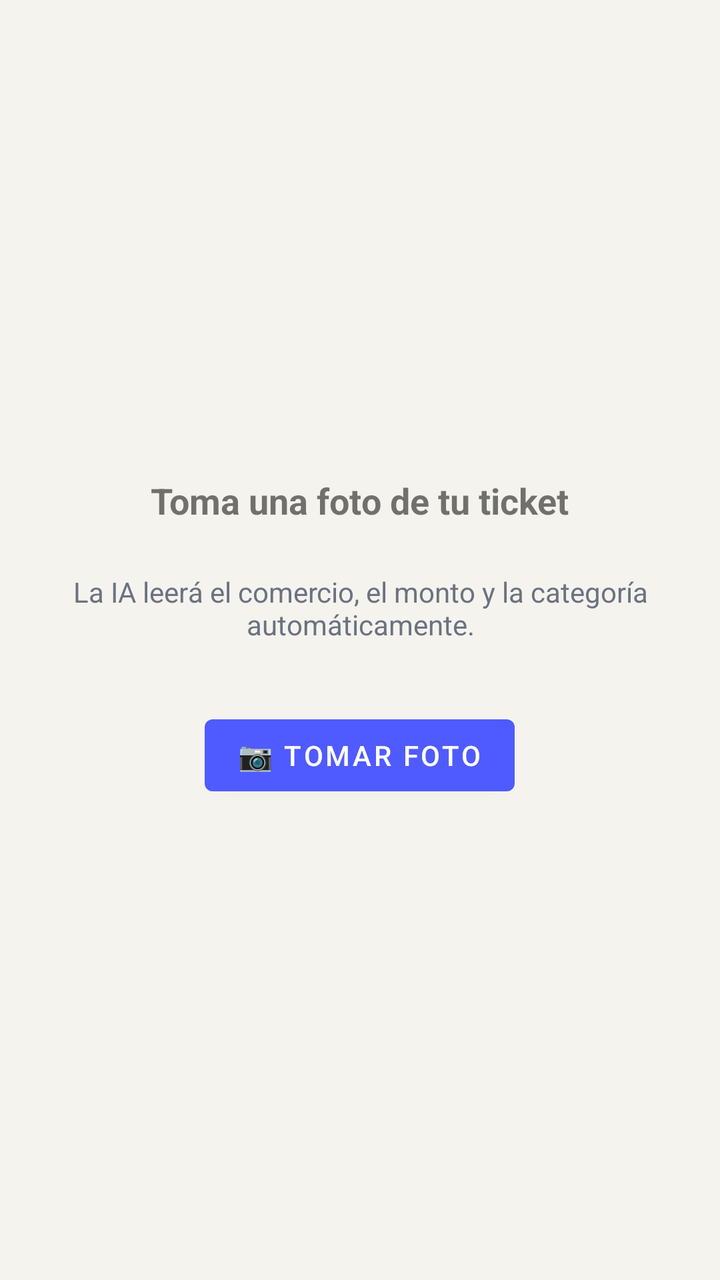
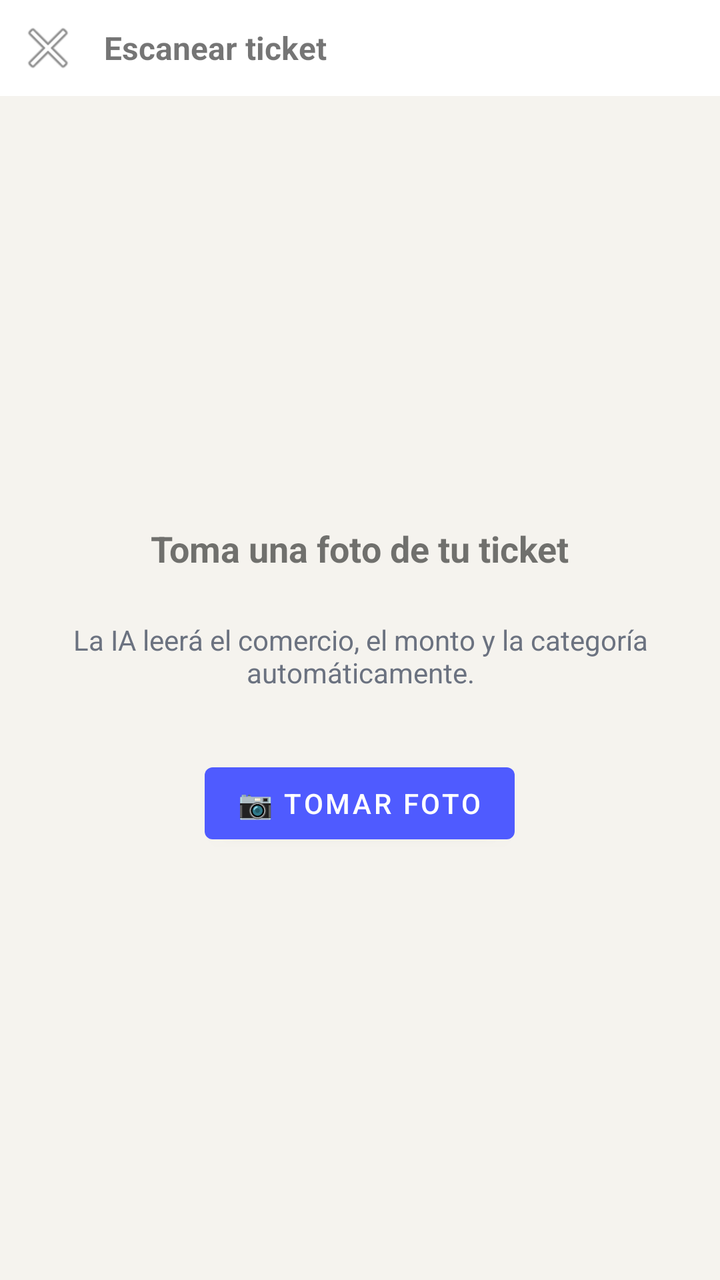

Before-and-after screenshots of an Android layout around one commit, followed by the original layout XML and the change that was made.
<!-- AndroidManifest.xml: application theme Theme.FinAI -->
<!-- res/layout/activity_camera.xml -->
<?xml version="1.0" encoding="utf-8"?>
<LinearLayout xmlns:android="http://schemas.android.com/apk/res/android"
    android:layout_width="match_parent" android:layout_height="match_parent"
    android:orientation="vertical" android:gravity="center"
    android:background="@color/bg" android:padding="24dp">

    <TextView
        android:text="Toma una foto de tu ticket"
        android:textStyle="bold" android:textSize="18sp"
        android:layout_width="wrap_content" android:layout_height="wrap_content"
        android:layout_marginBottom="24dp"/>

    <TextView
        android:text="La IA leerá el comercio, el monto y la categoría automáticamente."
        android:textColor="@color/text_secondary"
        android:gravity="center"
        android:layout_width="wrap_content" android:layout_height="wrap_content"
        android:layout_marginBottom="32dp"/>

    <Button
        android:id="@+id/btnFoto"
        android:text="📷 Tomar foto"
        android:layout_width="wrap_content" android:layout_height="wrap_content"/>
</LinearLayout>
<!-- resources referenced by this layout -->
<resources>
  <color name="bg">#F5F3EE</color>
  <color name="text_secondary">#6B7280</color>
  <style name="Theme.FinAI" parent="Theme.MaterialComponents.DayNight.NoActionBar">
          <item name="colorPrimary">@color/primary</item>
          <item name="colorPrimaryVariant">@color/primary</item>
          <item name="android:statusBarColor">@color/primary</item>
      </style>
  <color name="primary">#4F5BFF</color>
</resources>

<!-- the commit's change to res/layout/activity_camera.xml (unified diff, before → after) -->
@@ -1,24 +1,47 @@
-<?xml version="1.0" encoding="utf-8"?>
 <LinearLayout xmlns:android="http://schemas.android.com/apk/res/android"
     android:layout_width="match_parent" android:layout_height="match_parent"
-    android:orientation="vertical" android:gravity="center"
-    android:background="@color/bg" android:padding="24dp">
+    android:orientation="vertical" android:background="@color/bg"
+    android:fitsSystemWindows="true">
 
-    <TextView
-        android:text="Toma una foto de tu ticket"
-        android:textStyle="bold" android:textSize="18sp"
-        android:layout_width="wrap_content" android:layout_height="wrap_content"
-        android:layout_marginBottom="24dp"/>
+    <LinearLayout
+        android:layout_width="match_parent" android:layout_height="wrap_content"
+        android:orientation="horizontal" android:padding="8dp"
+        android:background="@color/card" android:gravity="center_vertical">
+        <ImageButton
+            android:id="@+id/btnVolver"
+            android:layout_width="wrap_content" android:layout_height="wrap_content"
+            android:src="@android:drawable/ic_menu_close_clear_cancel"
+            android:background="?attr/selectableItemBackgroundBorderless"
+            android:contentDescription="Volver"/>
+        <TextView
+            android:text="Escanear ticket"
+            android:textStyle="bold" android:textSize="16sp"
+            android:layout_marginStart="12dp"
+            android:layout_width="wrap_content" android:layout_height="wrap_content"/>
+    </LinearLayout>
 
-    <TextView
-        android:text="La IA leerá el comercio, el monto y la categoría automáticamente."
-        android:textColor="@color/text_secondary"
-        android:gravity="center"
-        android:layout_width="wrap_content" android:layout_height="wrap_content"
-        android:layout_marginBottom="32dp"/>
+    <LinearLayout
+        android:layout_width="match_parent" android:layout_height="0dp"
+        android:layout_weight="1"
+        android:orientation="vertical" android:gravity="center"
+        android:padding="24dp">
 
-    <Button
-        android:id="@+id/btnFoto"
-        android:text="📷 Tomar foto"
-        android:layout_width="wrap_content" android:layout_height="wrap_content"/>
+        <TextView
+            android:text="Toma una foto de tu ticket"
+            android:textStyle="bold" android:textSize="18sp"
+            android:layout_width="wrap_content" android:layout_height="wrap_content"
+            android:layout_marginBottom="24dp"/>
+
+        <TextView
+            android:text="La IA leerá el comercio, el monto y la categoría automáticamente."
+            android:textColor="@color/text_secondary"
+            android:gravity="center"
+            android:layout_width="wrap_content" android:layout_height="wrap_content"
+            android:layout_marginBottom="32dp"/>
+
+        <Button
+            android:id="@+id/btnFoto"
+            android:text="📷 Tomar foto"
+            android:layout_width="wrap_content" android:layout_height="wrap_content"/>
+    </LinearLayout>
 </LinearLayout>
<!-- resource entries referenced after the edit -->
@@ -1,6 +1,7 @@
 <!-- resources referenced by this layout -->
 <resources>
   <color name="bg">#F5F3EE</color>
+  <color name="card">#FFFFFF</color>
   <color name="text_secondary">#6B7280</color>
   <style name="Theme.FinAI" parent="Theme.MaterialComponents.DayNight.NoActionBar">
           <item name="colorPrimary">@color/primary</item>
